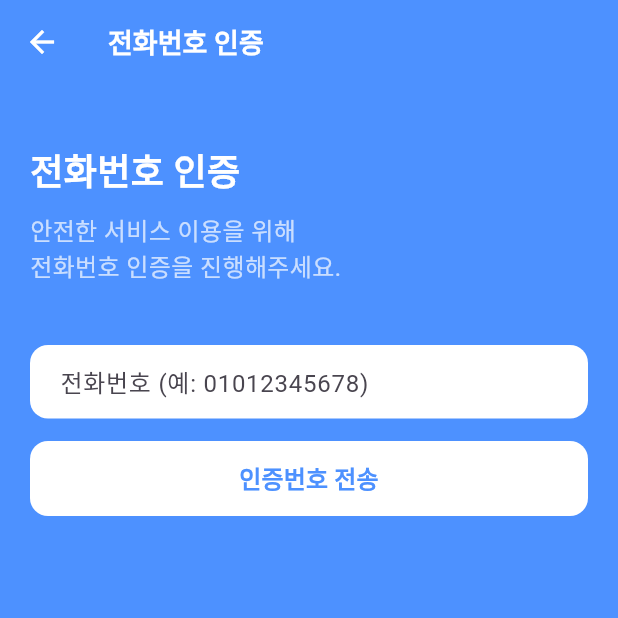
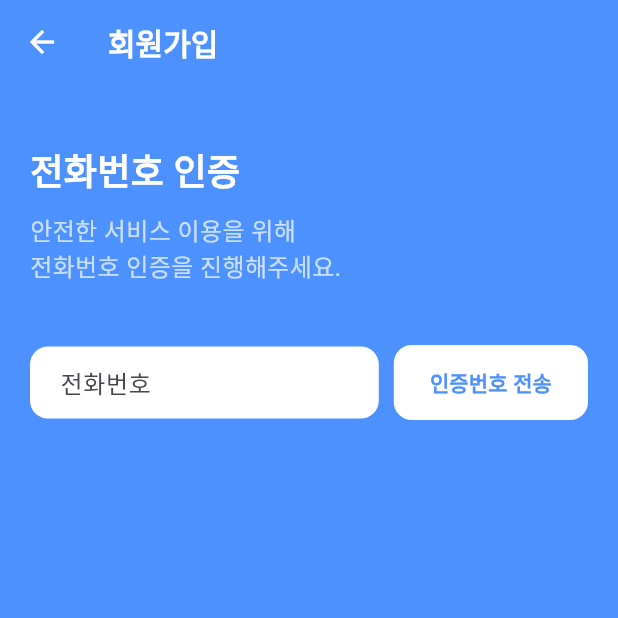
Before and after one commit to daeyoung-k/unimal-flutter, a Flutter app: the PhoneVerificationScreen screen opened by its route, on a phone screen of 412 x 824 dp, the top half of it. Run offline on Flutter 3.47's test engine with Material 3 defaults, Android fonts, the phone set to English and light mode, and no system bars; our stand-ins replace flutter_dotenv, flutter_secure_storage, flutter_svg, geolocator, get, google_maps_flutter and 3 more; missing offline and left inert: kakao_flutter_sdk, naver_login_sdk; accounts and stored records are empty; Roboto replaces fonts that are missing (Pretendard); project files that could hold a hidden picture were left out.

Commit message:
전화번호 인증화면 ing

```diff
--- a/lib/screens/phone_verification.dart
+++ b/lib/screens/phone_verification.dart
@@ -1,3 +1,4 @@
+import 'dart:async';
 import 'package:flutter/material.dart';
 import 'package:flutter/services.dart';
 import 'package:get/get.dart';
@@ -17,7 +18,14 @@ class _PhoneVerificationScreenState extends State<PhoneVerificationScreen> {
   final CustomAlert _customAlert = CustomAlert();
 
   bool _isVerificationSent = false;
-  bool _isLoading = false;
+  bool _isSendLoading = false;
+  bool _isVerifyLoading = false;
+  String _sendCodeText = "인증번호 전송";
+
+  // 타이머 관련 변수
+  Timer? _timer;
+  int _remainingSeconds = 300; // 5분 = 300초
+  bool _isTimerRunning = false;
 
   LoginType? _loginType;
   String? _email;
@@ -37,7 +45,38 @@ class _PhoneVerificationScreenState extends State<PhoneVerificationScreen> {
   void dispose() {
     _phoneController.dispose();
     _verificationCodeController.dispose();
+    _timer?.cancel();
     super.dispose();
+  }
+
+  // 타이머 시작
+  void _startTimer() {
+    _remainingSeconds = 300; // 5분으로 리셋
+    _isTimerRunning = true;
+
+    _timer = Timer.periodic(Duration(seconds: 1), (timer) {
+      setState(() {
+        if (_remainingSeconds > 0) {
+          _remainingSeconds--;
+        } else {
+          _isTimerRunning = false;
+          timer.cancel();
+        }
+      });
+    });
+  }
+
+  // 타이머 정지
+  void _stopTimer() {
+    _timer?.cancel();
+    _isTimerRunning = false;
+  }
+
+  // 남은 시간을 MM:SS 형식으로 변환
+  String _formatTime(int seconds) {
+    int minutes = seconds ~/ 60;
+    int remainingSeconds = seconds % 60;
+    return '${minutes.toString().padLeft(2, '0')}:${remainingSeconds.toString().padLeft(2, '0')}';
   }
 
   // 전화번호 형식 검증
@@ -53,7 +92,8 @@ class _PhoneVerificationScreenState extends State<PhoneVerificationScreen> {
     }
 
     setState(() {
-      _isLoading = true;
+      _sendCodeText = "재전송";
+      _isSendLoading = true;
     });
 
     try {
@@ -62,13 +102,14 @@ class _PhoneVerificationScreenState extends State<PhoneVerificationScreen> {
 
       setState(() {
         _isVerificationSent = true;
-        _isLoading = false;
+        _isSendLoading = false;
       });
 
+      _startTimer(); // 타이머 시작
       _customAlert.showTextAlert("인증번호 전송", "인증번호가 전송되었습니다.");
     } catch (error) {
       setState(() {
-        _isLoading = false;
+        _isSendLoading = false;
       });
       _customAlert.showTextAlert("전송 실패", "인증번호 전송에 실패했습니다.\n다시 시도해주세요.");
     }
@@ -81,8 +122,13 @@ class _PhoneVerificationScreenState extends State<PhoneVerificationScreen> {
       return;
     }
 
+    if (_verificationCodeController.text.length != 6) {
+      _customAlert.showTextAlert("입력 오류", "인증번호는 6자리로 입력해주세요.");
+      return;
+    }
+
     setState(() {
-      _isLoading = true;
+      _isVerifyLoading = true;
     });
 
     try {
@@ -94,7 +140,7 @@ class _PhoneVerificationScreenState extends State<PhoneVerificationScreen> {
 
     } catch (error) {
       setState(() {
-        _isLoading = false;
+        _isVerifyLoading = false;
       });
       _customAlert.showTextAlert("인증 실패", "인증번호가 올바르지 않습니다.\n다시 확인해주세요.");
     }
@@ -125,11 +171,12 @@ class _PhoneVerificationScreenState extends State<PhoneVerificationScreen> {
           onPressed: () => Get.back(),
         ),
         title: Text(
-          '전화번호 인증',
+          '회원가입',
           style: TextStyle(
             color: Colors.white,
-            fontSize: 18,
-            fontWeight: FontWeight.w600,
+            fontSize: 20,
+            fontFamily: 'Pretendard',
+            fontWeight: FontWeight.w700,
           ),
         ),
       ),
@@ -159,8 +206,9 @@ class _PhoneVerificationScreenState extends State<PhoneVerificationScreen> {
               SizedBox(height: 40),
 
               // 전화번호 입력
-              Container(
-                width: double.infinity,
+              Row(
+                children: [
+                  Expanded(
                     child: TextField(
                       controller: _phoneController,
                       keyboardType: TextInputType.phone,
@@ -169,7 +217,7 @@ class _PhoneVerificationScreenState extends State<PhoneVerificationScreen> {
                         LengthLimitingTextInputFormatter(11),
                       ],
                       decoration: InputDecoration(
-                    hintText: '전화번호 (예: 01012345678)',
+                        hintText: '전화번호',
                         filled: true,
                         fillColor: Colors.white,
                         border: OutlineInputBorder(
@@ -180,14 +228,11 @@ class _PhoneVerificationScreenState extends State<PhoneVerificationScreen> {
                       ),
                     ),
                   ),
-              SizedBox(height: 15),
-
-              // 인증번호 전송 버튼
+                  SizedBox(width: 10),
                   SizedBox(
-                width: double.infinity,
                     height: 50,
                     child: ElevatedButton(
-                  onPressed: _isLoading ? null : _sendVerificationCode,
+                      onPressed: _isSendLoading ? null : _sendVerificationCode,
                       style: ElevatedButton.styleFrom(
                         backgroundColor: Colors.white,
                         foregroundColor: const Color(0xFF4D91FF),
@@ -196,7 +241,7 @@ class _PhoneVerificationScreenState extends State<PhoneVerificationScreen> {
                         ),
                         elevation: 0,
                       ),
-                  child: _isLoading
+                      child: _isSendLoading
                           ? SizedBox(
                               width: 20,
                               height: 20,
@@ -206,19 +251,24 @@ class _PhoneVerificationScreenState extends State<PhoneVerificationScreen> {
                               ),
                             )
                           : Text(
-                          '인증번호 전송',
+                              _sendCodeText,
                               style: TextStyle(
-                            fontSize: 16,
+                                fontSize: 14,
+                                fontFamily: 'Pretendard',
                                 fontWeight: FontWeight.w600,
                               ),
                             ),
                     ),
                   ),
+                ],
+              ),
+              SizedBox(height: 5),
 
               if (_isVerificationSent) ...[
-                SizedBox(height: 30),
-                Container(
-                  width: double.infinity,
+                SizedBox(height: 10),
+                Row(
+                  children: [
+                    Expanded(
                       child: TextField(
                         controller: _verificationCodeController,
                         keyboardType: TextInputType.number,
@@ -235,43 +285,57 @@ class _PhoneVerificationScreenState extends State<PhoneVerificationScreen> {
                             borderSide: BorderSide.none,
                           ),
                           contentPadding: EdgeInsets.symmetric(horizontal: 16, vertical: 12),
+                          suffixIcon: _isTimerRunning
+                              ? Align(
+                                  child: Text(
+                                    _formatTime(_remainingSeconds),
+                                    style: TextStyle(
+                                      color: Color(0xFF4D91FF),
+                                      fontSize: 14,
+                                      fontFamily: 'Pretendard',
+                                      fontWeight: FontWeight.w600,
+                                    ),
+                                  ),
+                                )
+                              : null,
                         ),
                       ),
                     ),
-                SizedBox(height: 15),
-
-                // 인증번호 확인 버튼
+                    SizedBox(width: 10),
                     SizedBox(
-                  width: double.infinity,
                       height: 50,
                       child: ElevatedButton(
-                    onPressed: _isLoading ? null : _verifyCode,
+                        onPressed: (_isVerifyLoading || !_isTimerRunning) ? null : _verifyCode,
                         style: ElevatedButton.styleFrom(
-                      backgroundColor: Colors.white,
-                      foregroundColor: const Color(0xFF4D91FF),
+                          backgroundColor: _isTimerRunning ? Colors.white : Colors.grey[300],
+                          foregroundColor: _isTimerRunning ? Color(0xFF4D91FF) : Colors.grey[600],
                           shape: RoundedRectangleBorder(
                             borderRadius: BorderRadius.circular(12),
                           ),
                           elevation: 0,
                         ),
-                    child: _isLoading
+                        child: _isVerifyLoading
                             ? SizedBox(
                                 width: 20,
                                 height: 20,
                                 child: CircularProgressIndicator(
                                   strokeWidth: 2,
-                              valueColor: AlwaysStoppedAnimation<Color>(const Color(0xFF4D91FF)),
+                                  valueColor: AlwaysStoppedAnimation<Color>(Color(0xFF4D91FF)),
                                 ),
                               )
                             : Text(
-                            '인증번호 확인',
+                                '인증하기',
                                 style: TextStyle(
-                              fontSize: 16,
+                                  fontSize: 14,
+                                  fontFamily: 'Pretendard',
                                   fontWeight: FontWeight.w600,
                                 ),
                               ),
                       ),
                     ),
+                  ],
+                ),
+                SizedBox(height: 15),
               ],
             ],
           ),
```
Lines whose indentation alone changed are shown as unchanged.
